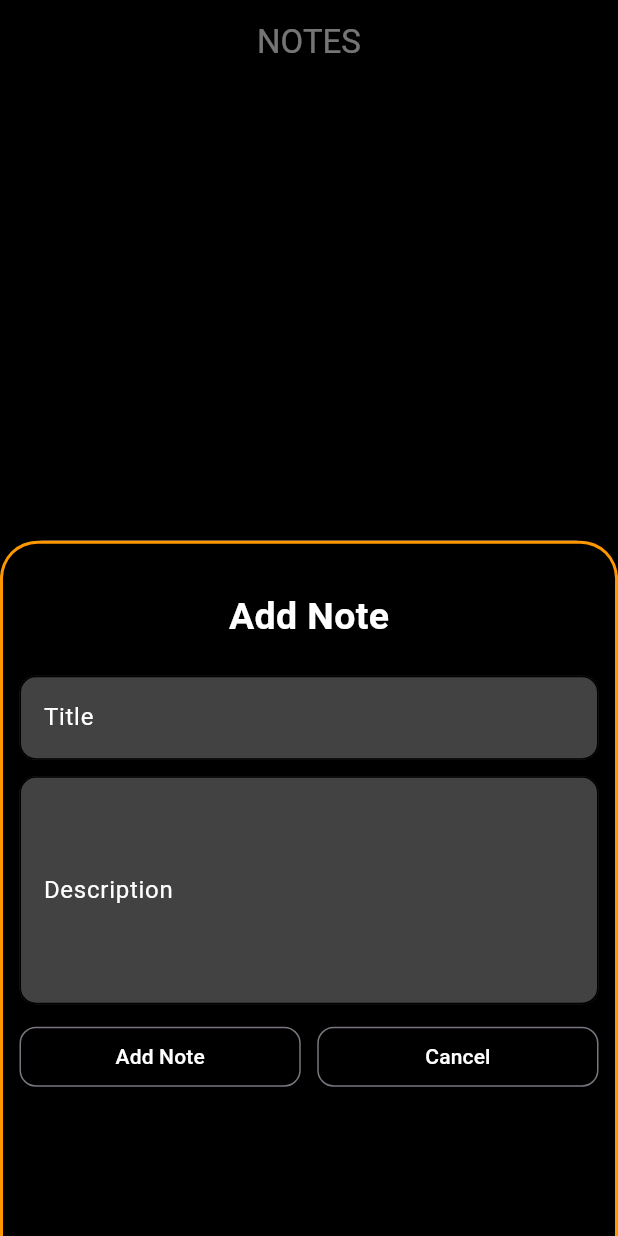
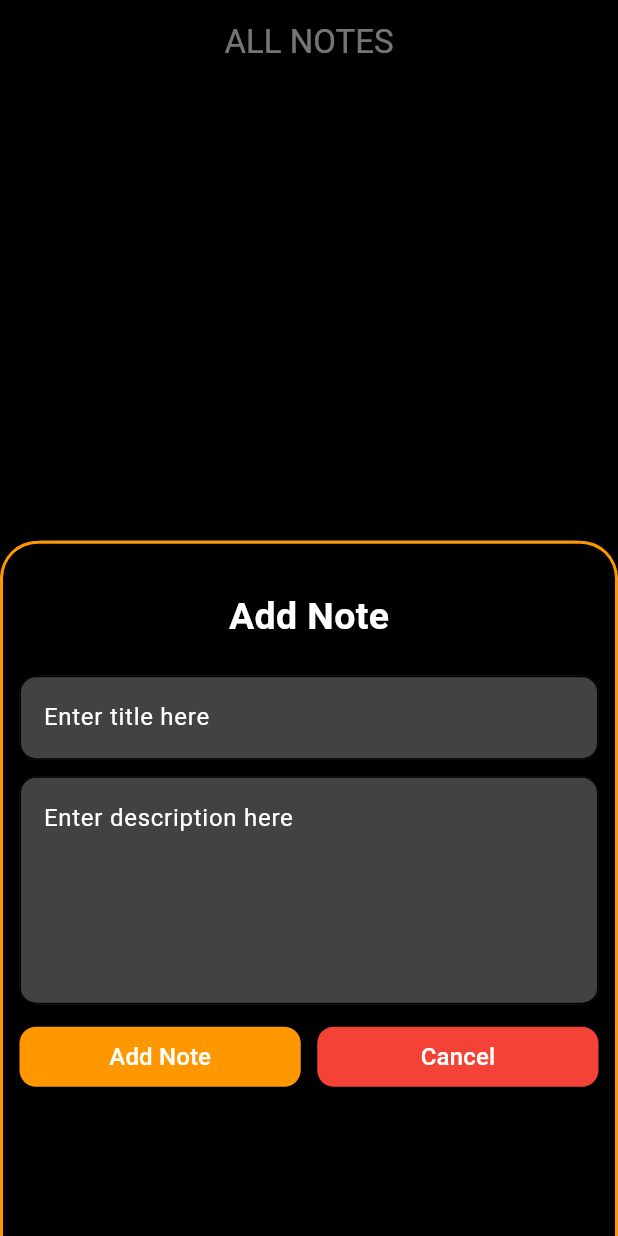
Before and after one commit to muhammadXainAhmad/notes_app_sqflite_provider, a Flutter app: the screen it shows after launch, after a tap on the "note add" icon, on a phone screen of 412 x 824 dp. Run offline on Flutter 3.47's test engine with Material 3 defaults, Android fonts, the phone set to English and light mode, and no system bars; our stand-ins replace sqflite; accounts and stored records are empty.

Commit message:
Redesigned BottomSheet Buttons

```diff
--- a/lib/Views/local_db_home.dart
+++ b/lib/Views/local_db_home.dart
@@ -33,7 +33,10 @@ class _MyDbHomeState extends State<MyDbHome> {
       appBar: AppBar(
         backgroundColor: Colors.black12,
         centerTitle: true,
-        title: Text("NOTES", style: TextStyle(color: MyConstants.myTxtColor)),
+        title: Text(
+          "ALL NOTES",
+          style: TextStyle(color: MyConstants.myTxtColor),
+        ),
       ),
       floatingActionButton: FloatingActionButton(
         backgroundColor: MyConstants.myPrimaryColor,
@@ -186,16 +189,14 @@ class _MyDbHomeState extends State<MyDbHome> {
           ),
           SizedBox(height: 21),
           TextField(
+            style: TextStyle(color: MyConstants.myTxtColor, fontSize: 16),
             controller: titleController,
             decoration: InputDecoration(
               fillColor: MyConstants.myPrimaryColor,
               filled: true,
               hintText: "Enter title here",
               hintStyle: TextStyle(color: MyConstants.myTxtColor),
-              label: Text(
-                "Title",
-                style: TextStyle(color: MyConstants.myTxtColor),
-              ),
+
               enabledBorder: OutlineInputBorder(
                 borderRadius: BorderRadius.circular(11),
               ),
@@ -206,17 +207,14 @@ class _MyDbHomeState extends State<MyDbHome> {
           ),
           SizedBox(height: 11),
           TextField(
+            style: TextStyle(color: MyConstants.myTxtColor, fontSize: 16),
             maxLines: 5,
             controller: descController,
             decoration: InputDecoration(
               fillColor: MyConstants.myPrimaryColor,
               filled: true,
               hintText: "Enter description here",
-              hintStyle: TextStyle(color: MyConstants.myTxtColor),
-              label: Text(
-                "Description",
-                style: TextStyle(color: MyConstants.myTxtColor),
-              ),
+              hintStyle: TextStyle(color: MyConstants.myTxtColor, fontSize: 16),
               enabledBorder: OutlineInputBorder(
                 borderRadius: BorderRadius.circular(11),
               ),
@@ -229,11 +227,11 @@ class _MyDbHomeState extends State<MyDbHome> {
           Row(
             children: [
               Expanded(
-                child: OutlinedButton(
-                  style: OutlinedButton.styleFrom(
+                child: ElevatedButton(
+                  style: ElevatedButton.styleFrom(
+                    backgroundColor: MyConstants.myBtnColor,
                     shape: RoundedRectangleBorder(
                       borderRadius: BorderRadius.circular(11),
-                      side: BorderSide(width: 4, color: Colors.black),
                     ),
                   ),
                   onPressed: () async {
@@ -279,17 +277,20 @@ class _MyDbHomeState extends State<MyDbHome> {
                   },
                   child: Text(
                     isUpdate ? "Update Note" : "Add Note",
-                    style: TextStyle(color: MyConstants.myTxtColor),
+                    style: TextStyle(
+                      color: MyConstants.myTxtColor,
+                      fontSize: 16,
+                    ),
                   ),
                 ),
               ),
               SizedBox(width: 11),
               Expanded(
-                child: OutlinedButton(
-                  style: OutlinedButton.styleFrom(
+                child: ElevatedButton(
+                  style: ElevatedButton.styleFrom(
+                    backgroundColor: Colors.red.shade500,
                     shape: RoundedRectangleBorder(
                       borderRadius: BorderRadius.circular(11),
-                      side: BorderSide(width: 4, color: Colors.white),
                     ),
                   ),
                   onPressed: () {
@@ -297,7 +298,10 @@ class _MyDbHomeState extends State<MyDbHome> {
                   },
                   child: Text(
                     "Cancel",
-                    style: TextStyle(color: MyConstants.myTxtColor),
+                    style: TextStyle(
+                      color: MyConstants.myTxtColor,
+                      fontSize: 16,
+                    ),
                   ),
                 ),
               ),
```
